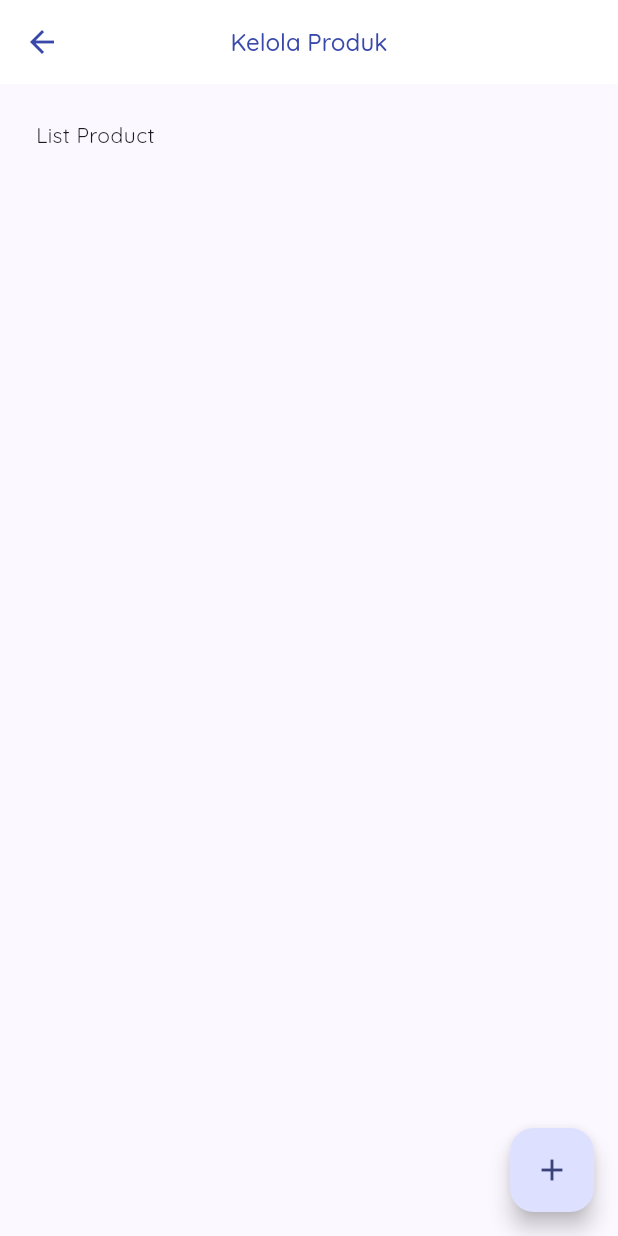
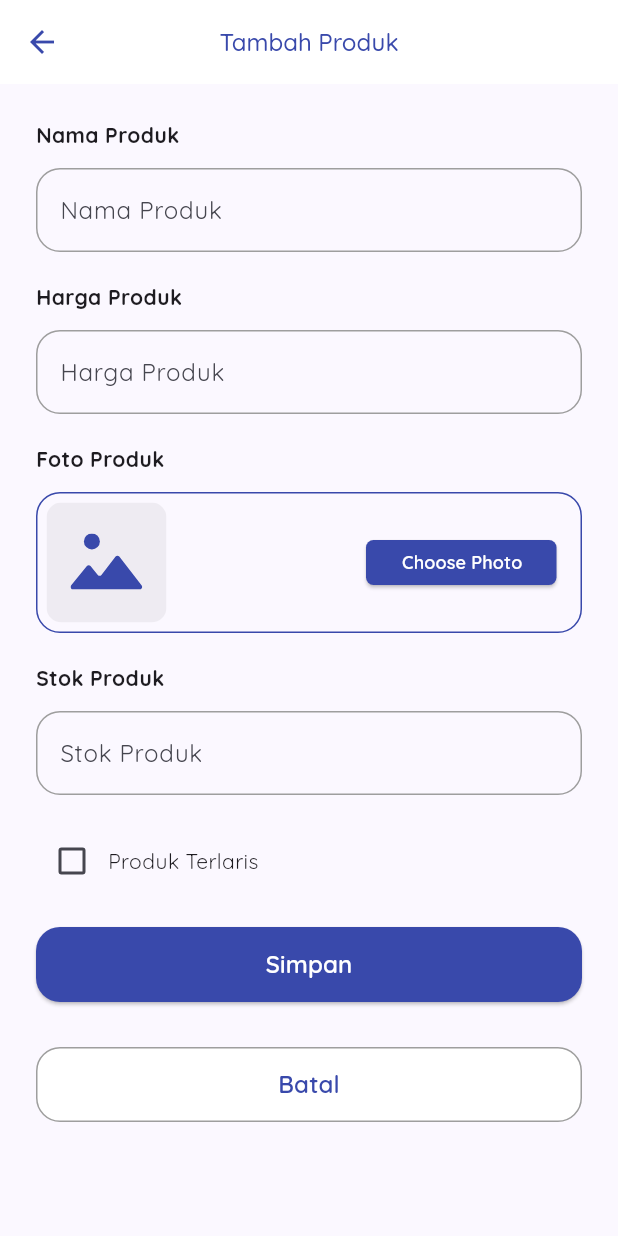
Before and after one commit to setiawanDedi05/pos_bengkel, a Flutter app: the ManageProduct screen opened directly, after a tap on the "add" icon, on a phone screen of 412 x 824 dp. Run offline on Flutter 3.47's test engine with Material 3 defaults, Android fonts, the phone set to English and light mode, and no system bars; our stand-ins replace bloc, cached_network_image, dartz, flutter_bloc, flutter_svg, freezed_annotation and 4 more; accounts and stored records are empty.

Commit message:
FIC 11 Add product handle success done but, handle error not yet

```diff
--- a/lib/data/models/response/products_response_model.dart
+++ b/lib/data/models/response/products_response_model.dart
@@ -29,57 +29,82 @@ class ProductsResponseModel {
 }
 
 class Product {
-  final int id;
+  final int? id;
   final String name;
-  final String description;
+  final String? description;
   final String price;
   final String stock;
   final String image;
   final bool isBestSeller;
   final bool isSync;
-  final DateTime createdAt;
-  final DateTime updatedAt;
+  final DateTime? createdAt;
+  final DateTime? updatedAt;
 
   Product({
-    required this.id,
+    this.id,
     required this.name,
-    required this.description,
+    this.description,
     required this.price,
     required this.stock,
     required this.image,
     this.isBestSeller = false,
     this.isSync = true,
-    required this.createdAt,
-    required this.updatedAt,
+    this.createdAt,
+    this.updatedAt,
   });
+
+  Product copyWith({
+    int? id,
+    String? name,
+    String? description,
+    String? price,
+    String? stock,
+    String? image,
+    bool? isSync,
+    bool? isBestSeller,
+    DateTime? createdAt,
+    DateTime? updatedAt,
+  }) =>
+      Product(
+        id: id ?? this.id,
+        name: name ?? this.name,
+        description: description ?? this.description,
+        price: price ?? this.price,
+        stock: stock ?? this.stock,
+        image: image ?? this.image,
+        isSync: isSync ?? this.isSync,
+        isBestSeller: isBestSeller ?? this.isBestSeller,
+        createdAt: createdAt ?? this.createdAt,
+        updatedAt: updatedAt ?? this.updatedAt,
+      );
 
   factory Product.fromJson(String str) => Product.fromMap(json.decode(str));
 
   String toJson() => json.encode(toMap());
 
   factory Product.fromMap(Map<String, dynamic> json) => Product(
-    id: json["id"],
+    id: json["id"] ?? "",
     name: json["name"],
-    description: json["description"],
+    description: json["description"] ?? "",
     price: json["price"].toString(),
     stock: json["stock"].toString(),
     image: json["image"],
     isBestSeller: json["is_best_seller"] == 1 ? true : false,
     isSync: json["is_sync"] == null ? true : json["is_sync"] == 1 ? true : false,
-    createdAt: DateTime.parse(json["created_at"]),
-    updatedAt: DateTime.parse(json["updated_at"]),
+    createdAt: DateTime.tryParse(json["created_at"]),
+    updatedAt: DateTime.tryParse(json["updated_at"]),
   );
 
   Map<String, dynamic> toMap() => {
     "id": id,
     "name": name,
-    "description": description,
+    "description": description ?? "",
     "price": price,
     "stock": stock,
     "image": image,
     "is_best_seller": isBestSeller ? 1 : 0,
     "is_sync": isSync ? 1 : 0,
-    "created_at": createdAt.toIso8601String(),
-    "updated_at": updatedAt.toIso8601String(),
+    "created_at": createdAt?.toIso8601String() ?? "",
+    "updated_at": updatedAt?.toIso8601String() ?? "",
   };
 }
--- a/lib/presentation/home/bloc/product/product_event.dart
+++ b/lib/presentation/home/bloc/product/product_event.dart
@@ -6,4 +6,5 @@ class ProductEvent with _$ProductEvent {
   const factory ProductEvent.fetch() = _Fetch;
   const factory ProductEvent.fetchByName(String name) = _FetchByName;
   const factory ProductEvent.fetchLocal() = _FetchLocal;
+  const factory ProductEvent.addProduct(Product product) = _AddProduct;
 }
--- a/lib/presentation/home/bloc/product/product_state.dart
+++ b/lib/presentation/home/bloc/product/product_state.dart
@@ -5,5 +5,6 @@ class ProductState with _$ProductState {
   const factory ProductState.initial() = _Initial;
   const factory ProductState.loading() = _Loading;
   const factory ProductState.success(List<Product> contentResponse) = _Success;
+  const factory ProductState.successAddProduct(List<Product> response) = _SuccessAddProduct;
   const factory ProductState.error(String message) = _Error;
 }
--- /dev/null
+++ b/lib/presentation/setting/pages/add_product_page.dart
@@ -0,0 +1,173 @@
+import 'dart:io';
+
+import 'package:flutter/material.dart';
+import 'package:flutter_bloc/flutter_bloc.dart';
+import 'package:pos_bengkel/core/extensions/string_ext.dart';
+
+import '../../../core/components/buttons.dart';
+import '../../../core/components/custom_text_field.dart';
+import '../../../core/components/image_picker_widget.dart';
+import '../../../core/components/spaces.dart';
+import '../../../core/constants/colors.dart';
+import '../../../data/models/response/products_response_model.dart';
+import '../../home/bloc/product/product_bloc.dart';
+
+class AddProductPage extends StatefulWidget {
+  const AddProductPage({super.key});
+
+  @override
+  State<AddProductPage> createState() => _AddProductPageState();
+}
+
+class _AddProductPageState extends State<AddProductPage> {
+  TextEditingController? nameController;
+  TextEditingController? priceController;
+  TextEditingController? stockController;
+  TextEditingController? descriptionController;
+  File? imageFile;
+  bool isBestSeller = false;
+
+  @override
+  void initState() {
+    nameController = TextEditingController();
+    priceController = TextEditingController();
+    stockController = TextEditingController();
+    descriptionController = TextEditingController();
+    super.initState();
+  }
+
+  @override
+  void dispose() {
+    nameController!.dispose();
+    priceController!.dispose();
+    stockController!.dispose();
+    descriptionController!.dispose();
+    super.dispose();
+  }
+
+
+  @override
+  Widget build(BuildContext context) {
+    return Scaffold(
+      appBar: AppBar(
+        title: const Text('Tambah Produk'),
+        centerTitle: true,
+      ),
+      body: ListView(
+        padding: const EdgeInsets.all(24.0),
+        children: [
+          CustomTextField(
+            controller: nameController!,
+            label: 'Nama Produk',
+          ),
+          const SpaceHeight(20.0),
+          CustomTextField(
+            controller: priceController!,
+            label: 'Harga Produk',
+            keyboardType: TextInputType.number,
+            onChanged: (value) {
+              // final int priceValue = value.toIntegerFromText;
+              // priceController.text = priceValue.currencyFormatRp;
+              // priceController.selection = TextSelection.fromPosition(
+              //     TextPosition(offset: priceController.text.length));
+            },
+          ),
+          const SpaceHeight(20.0),
+          ImagePickerWidget(
+            label: 'Foto Produk',
+            onChanged: (file) {
+              if (file == null) {
+                return;
+              }
+              imageFile = file;
+            },
+          ),
+          const SpaceHeight(20.0),
+          CustomTextField(
+            controller: stockController!,
+            label: 'Stok Produk',
+            keyboardType: TextInputType.number,
+          ),
+          const SpaceHeight(20.0),
+          //isBestSeller
+          Row(
+            children: [
+              Checkbox(
+                value: isBestSeller,
+                onChanged: (value) {
+                  setState(() {
+                    isBestSeller = value!;
+                  });
+                },
+              ),
+              const Text('Produk Terlaris'),
+            ],
+          ),
+          const SpaceHeight(20.0),
+          BlocConsumer<ProductBloc, ProductState>(
+            listener: (context, state) {
+              state.maybeMap(
+                orElse: () {},
+                success: (_) {
+                  ScaffoldMessenger.of(context).showSnackBar(
+                    const SnackBar(
+                      content: Text("Tambah Product Berhasil"),
+                      backgroundColor: AppColors.primary,
+                    ),
+                  );
+                  Navigator.pop(context);
+                },
+                error: (error){
+                  ScaffoldMessenger.of(context).showSnackBar(
+                    SnackBar(
+                      content: Text(error.message),
+                      backgroundColor: AppColors.primary,
+                    ),
+                  );
+                  Navigator.pop(context);
+                }
+              );
+            },
+            builder: (context, state) {
+              return state.maybeWhen(orElse: () {
+                return const Center(
+                  child: CircularProgressIndicator(),
+                );
+              }, loading: () {
+                return const Center(
+                  child: CircularProgressIndicator(),
+                );
+              }, success: (_) {
+                return Button.filled(
+                  onPressed: () {
+                    final String name = nameController!.text;
+                    final int price = priceController!.text.toIntegerFromText;
+                    final int stock = stockController!.text.toIntegerFromText;
+                    final Product product = Product(
+                        name: name,
+                        price: price.toString(),
+                        stock: stock.toString(),
+                        isBestSeller: isBestSeller,
+                        image: imageFile!.path
+                    );
+                    // context.read<ProductBloc>().add(ProductEvent.addProduct(product, imageFile!));
+                    context.read<ProductBloc>().add(ProductEvent.addProduct(product));
+                  },
+                  label: 'Simpan',
+                );
+              });
+            },
+          ),
+          const SpaceHeight(30.0),
+          Button.outlined(
+            onPressed: () {
+              Navigator.pop(context);
+            },
+            label: 'Batal',
+          ),
+          const SpaceHeight(30.0),
+        ],
+      ),
+    );
+  }
+}
--- a/lib/presentation/setting/pages/manage_product_page.dart
+++ b/lib/presentation/setting/pages/manage_product_page.dart
@@ -1,7 +1,9 @@
 import 'package:flutter/material.dart';
 import 'package:flutter_bloc/flutter_bloc.dart';
 import 'package:pos_bengkel/core/components/spaces.dart';
+import 'package:pos_bengkel/core/extensions/build_context_ext.dart';
 import 'package:pos_bengkel/presentation/home/bloc/product/product_bloc.dart';
+import 'package:pos_bengkel/presentation/setting/pages/add_product_page.dart';
 import '../widget/product_list_item.dart';
 
 class ManageProduct extends StatefulWidget {
@@ -49,7 +51,7 @@ class _ManageProductState extends State<ManageProduct> {
         ],
       ),
       floatingActionButton: FloatingActionButton(
-        onPressed: () {},
+        onPressed: () => context.push(const AddProductPage()),
         child: const Icon(Icons.add),
       ),
     );
```
Also changed, not shown: lib/data/datasources/product_local_datasource.dart (+19 -10 lines), lib/presentation/home/bloc/product/product_bloc.dart (+11 -0 lines), lib/presentation/home/bloc/product/product_bloc.freezed.dart.
